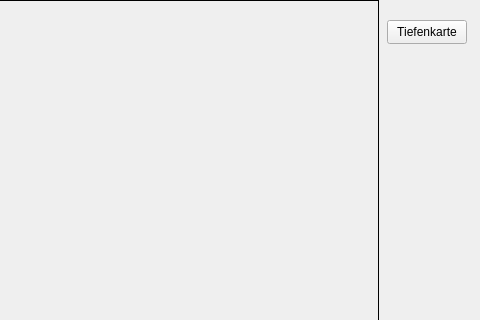
This is Task2/widget.ui in atanassov-daniel/Software-Development-in-Medical-Engineering as Qt 5 draws it before an edit; both pictures show x 883 to 1363 and y 0 to 320 of the 1363 by 514 pixel window. The edited form follows.
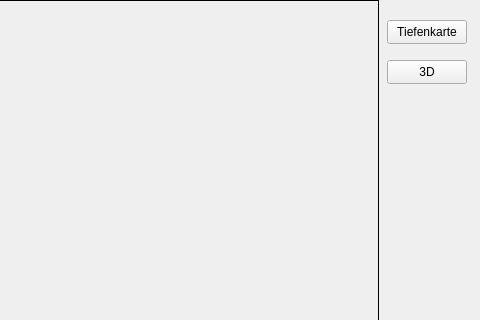
This is the edited form.

Commit message:
Implement Task 4.3 3D Visualisierung
plus modified the code so that changing the threshold through the slider/input also changes the 3d view, which makes the program (unnecessarily) slower

```diff
--- a/Task2/widget.ui
+++ b/Task2/widget.ui
@@ -295,6 +295,19 @@
     <string>Tiefenkarte</string>
    </property>
   </widget>
+  <widget class="QPushButton" name="pushButton_3D">
+   <property name="geometry">
+    <rect>
+     <x>1270</x>
+     <y>60</y>
+     <width>80</width>
+     <height>24</height>
+    </rect>
+   </property>
+   <property name="text">
+    <string>3D</string>
+   </property>
+  </widget>
  </widget>
  <resources/>
  <connections/>
```
The commit also changes 2 other files.
